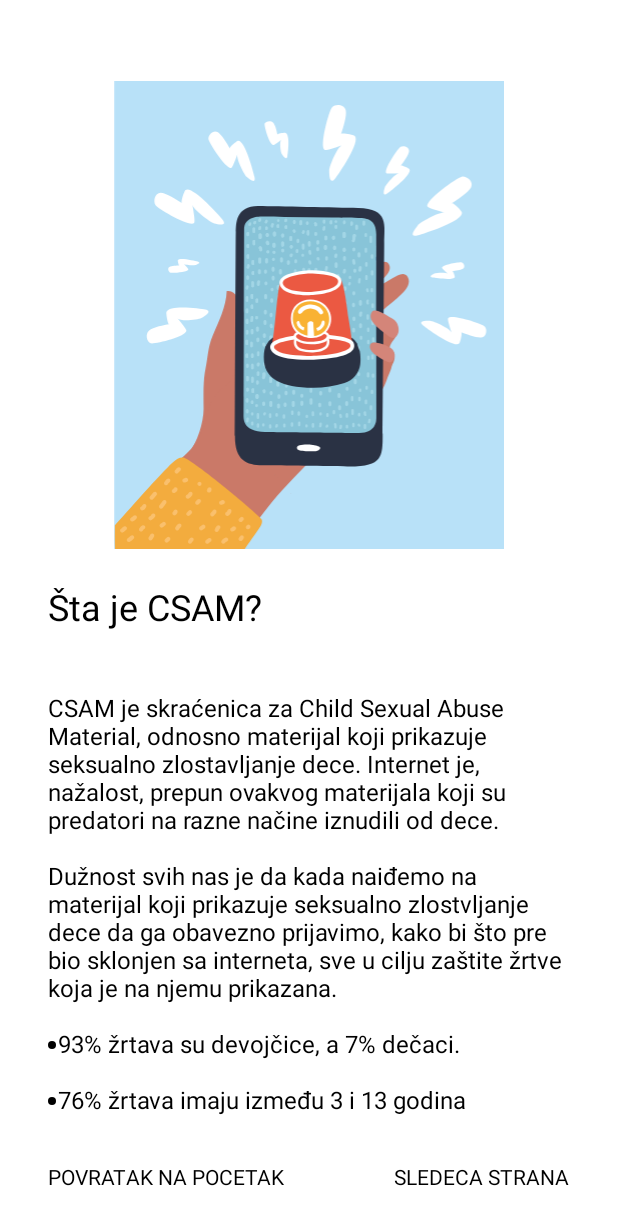
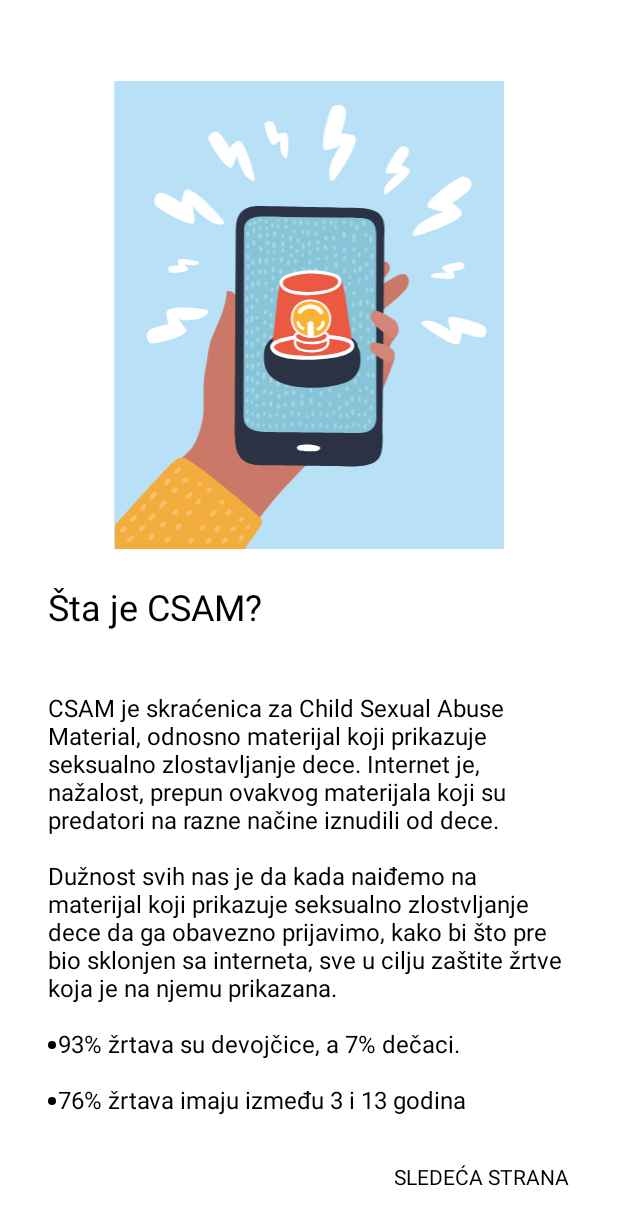
Before and after one commit to MilanBojic/csi, an Android app: the EducationActivity screen opened directly, with no data from a screen before it, on a phone screen of 412 x 824 dp. Shown: the top 1225 px of the screen. Run offline under Robolectric (Android 15) with nearby library versions, the phone set to English and light mode, and no system bars.

Commit message:
working on CSI

```diff
--- a/app/src/main/AndroidManifest.xml
+++ b/app/src/main/AndroidManifest.xml
@@ -1,5 +1,7 @@
 <?xml version="1.0" encoding="utf-8"?>
 <manifest package="com.csi"
+    android:versionName="1.0.0"
+    android:versionCode="1"
     xmlns:android="http://schemas.android.com/apk/res/android">
 
     <application
--- a/app/src/main/java/com/csi/activities/EducationActivity.kt
+++ b/app/src/main/java/com/csi/activities/EducationActivity.kt
@@ -17,9 +17,6 @@ class EducationActivity : AppCompatActivity(), ViewPager.OnPageChangeListener {
 
     private var index = 0
     private var adapter: EducationAdapter? = null
-
-
-
 
 
     override fun onCreate(savedInstanceState: Bundle?) {
@@ -48,9 +45,9 @@ class EducationActivity : AppCompatActivity(), ViewPager.OnPageChangeListener {
         binding.educationBack.setOnClickListener {
             binding.educationPager.currentItem = 0
         }
+        updateUI()
 
     }
-
 
 
     val data: List<EducationItem>
@@ -87,6 +84,11 @@ class EducationActivity : AppCompatActivity(), ViewPager.OnPageChangeListener {
     }
 
     private fun updateUI() {
+        if (binding.educationPager.currentItem == 0) {
+            binding.educationBack.visibility = View.INVISIBLE
+        } else {
+            binding.educationBack.visibility = View.VISIBLE
+        }
 
         if (binding.educationPager.currentItem + 1 == adapter!!.count) {
             binding.educationNext.visibility = View.INVISIBLE
--- a/app/src/main/res/values/strings.xml
+++ b/app/src/main/res/values/strings.xml
@@ -3,8 +3,8 @@
     <string name="tEdukacija">Surfuj bezbedno</string>
     <string name="tIgrica">Igraj bezbedno</string>
     <string name="tPrijava">Prijavi nebezbedno </string>
-    <string name="tBack">Povratak na pocetak</string>
-    <string name="tNext">Sledeca strana</string>
+    <string name="tBack">Povratak na početak</string>
+    <string name="tNext">Sledeća strana</string>
     <string name="tMisija">Misija</string>
     <string name="tVesti">Vesti</string>
     <string name="tKontakt">Kontaktiraj nas</string>
```
